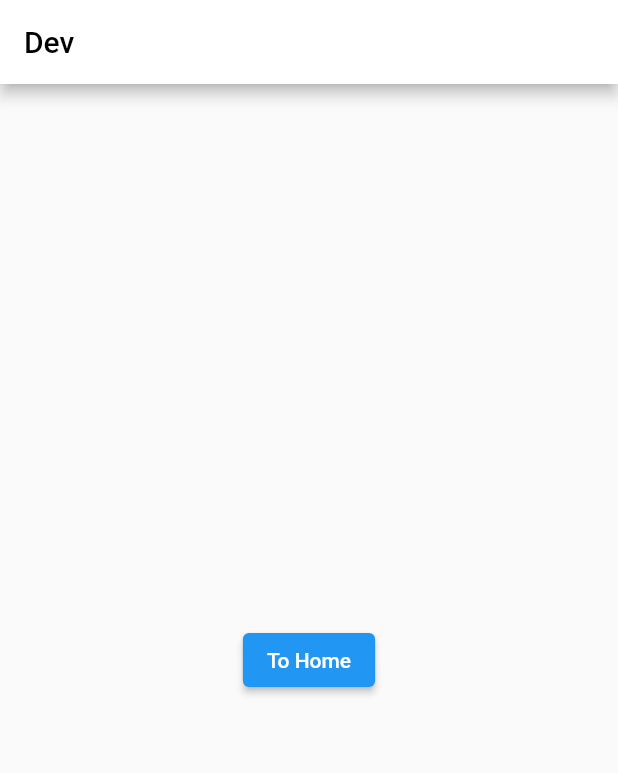
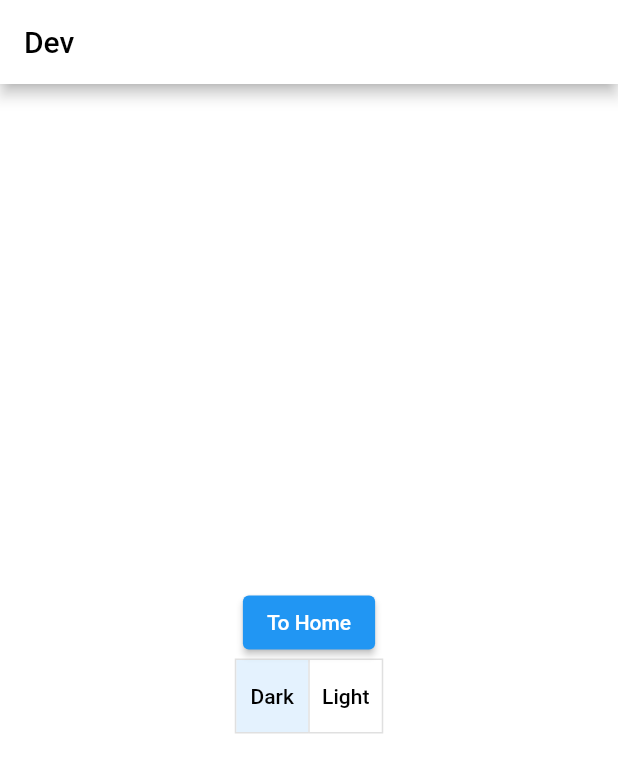
Before and after one commit to DeepaGurunathan-MSIL/flavors_task, a Flutter app: the screen it shows after launch, on a phone screen of 412 x 824 dp. Shown: the top 773 px of the screen. Run offline on Flutter 3.47's test engine with Material 2 defaults, Android fonts, the phone set to English and light mode, and no system bars; our stand-ins replace flutter_bloc.

Commit message:
Theme support completed

```diff
--- a/lib/bloc/contacts/events.dart
+++ b/lib/bloc/contacts/events.dart
@@ -1,5 +1,19 @@
+
+import '../../widgets/app_themes.dart';
 
 class ContactsEvents {}
 class FetchContactsEvents extends ContactsEvents{
   FetchContactsEvents();
 }
+
+// Themes
+class ThemeEvent {
+}
+
+class SetDarkTheme extends ThemeEvent{
+  SetDarkTheme();
+}
+
+class SetLightTheme extends ThemeEvent{
+  SetLightTheme();
+}
--- a/lib/bloc/contacts/states.dart
+++ b/lib/bloc/contacts/states.dart
@@ -1,4 +1,3 @@
-
 
 import '../../model/contacts_data.dart';
 
--- /dev/null
+++ b/lib/bloc/themes/states.dart
@@ -0,0 +1,13 @@
+
+
+import 'package:flutter/material.dart';
+
+abstract class ThemeState {
+}
+
+class ThemeInitState extends ThemeState {}
+
+class ThemeDoneState extends ThemeState{
+  final ThemeData? themeData;
+  ThemeDoneState(this.themeData);
+}
--- /dev/null
+++ b/lib/bloc/themes/theme_bloc.dart
@@ -0,0 +1,30 @@
+
+import 'package:flavors_task/bloc/contacts/events.dart';
+import 'package:flavors_task/bloc/themes/states.dart';
+import 'package:flutter/material.dart';
+import 'package:flutter_bloc/flutter_bloc.dart';
+
+import '../../widgets/app_themes.dart';
+
+class ThemeBloc extends Bloc<ThemeEvent,ThemeState>
+{
+  ThemeBloc() : super(ThemeInitState())
+  {
+    on<ThemeEvent>((event, emit) async {
+      if(event is SetDarkTheme) {
+        await _setDarkThemeData(emit);
+      }else if(event is SetLightTheme) {
+        _setWhiteThemeData(emit);
+      }
+    });
+  }
+
+  Future<void> _setDarkThemeData(Emitter emit) async {
+      emit(ThemeDoneState(AppThemes.appThemeData[AppTheme.darkTheme]));
+  }
+
+  Future<void> _setWhiteThemeData(Emitter emit) async {
+    emit(ThemeDoneState(AppThemes.appThemeData[AppTheme.lightTheme]));
+  }
+
+}
--- a/lib/constants/constants.dart
+++ b/lib/constants/constants.dart
@@ -9,6 +9,11 @@ class Constants {
   static const String dev = 'Dev';
   static const String prod = 'Prod';
   static const String goBack = 'Go Back';
-  static const String tabName = 'Contacts';
+  static const String tabName = 'Group';
   static const String imageUrl = 'https://upload.wikimedia.org/wikipedia/commons/thumb/9/93/Google_Contacts_icon.svg/1280px-Google_Contacts_icon.svg.png';
+  static const String changeTheme = 'Change Theme';
+  static const String currentTheme = 'theme';
+  static const String dark = 'Dark';
+  static const String light = 'Light';
+  static const String contactsList = 'Contacts List';
 }
--- a/lib/main_dev.dart
+++ b/lib/main_dev.dart
@@ -1,9 +1,11 @@
+import 'package:flavors_task/bloc/themes/states.dart';
 import 'package:flavors_task/constants/constants.dart';
 import 'package:flavors_task/screens/watchlist.dart';
 import 'package:flutter/material.dart';
 import 'package:flutter_bloc/flutter_bloc.dart';
-
 import 'bloc/contacts/contacts_bloc.dart';
+import 'bloc/contacts/events.dart';
+import 'bloc/themes/theme_bloc.dart';
 import 'screens/home_screen.dart';
 import 'model/arguments.dart';
 
@@ -15,21 +17,34 @@ class MyAppDev extends StatelessWidget {
 
   @override
   Widget build(BuildContext context) {
+
+    return BlocProvider<ThemeBloc>(
+      create: (BuildContext context) => ThemeBloc(),
+      child: BlocBuilder<ThemeBloc,ThemeState>(
+        builder: (BuildContext context, ThemeState themeState){
+          if(themeState is ThemeDoneState) {
             return MaterialApp(
               debugShowCheckedModeBanner: false,
               title: 'Named Route Navigation',
-      theme: ThemeData(
-        primarySwatch: Colors.blue,
-      ),
+              theme: themeState.themeData,
               initialRoute: '/',
               routes: {
                 '/': (context) => const Dev(),
                 '/Home': (context) => const HomeScreen(),
-        '/Watchlist' : (context) => BlocProvider<ContactsBloc>(
-          create:(BuildContext context) =>  ContactsBloc(),
+                '/Watchlist': (context) =>
+                    BlocProvider<ContactsBloc>(
+                      create: (BuildContext context) => ContactsBloc(),
                       child: const Watchlist(),
                     ),
               },
+            );
+          }
+          else{
+            BlocProvider.of<ThemeBloc>(context).add(SetLightTheme());
+          }
+          return Container();
+        },
+      ),
     );
   }
 }
@@ -37,21 +52,49 @@ class MyAppDev extends StatelessWidget {
 class Dev extends StatelessWidget {
   const Dev({Key? key}) : super(key: key);
 
-
   @override
   Widget build(BuildContext context)
   {
+    ThemeBloc themeBloc;
+    themeBloc = BlocProvider.of<ThemeBloc>(context);
     return Scaffold(
         appBar: AppBar(
-          backgroundColor: Colors.white,
+          backgroundColor: Theme.of(context).primaryColor,
           title: const Text(Constants.dev,style: TextStyle(
               color: Colors.black,
           ),),
         ),
         body:  Center(
-         child: ElevatedButton(onPressed:() {
+         child: Column(
+           mainAxisAlignment: MainAxisAlignment.center,
+           children: [
+             ElevatedButton(onPressed:() {
                Navigator.pushNamed(context, '/Home',arguments: Arguments(Constants.fromHome));
               }, child: const Text(Constants.toHome)),
+            ToggleButtons(children:  <Widget>[
+            Padding(
+            padding: EdgeInsets.all(8.0),
+              child: Text(
+              Constants.dark,
+                style: Theme.of(context).textTheme.bodyText1,
+                ),
+              ),
+            Padding(
+            padding: EdgeInsets.all(8.0),
+            child: Text(
+           Constants.light,
+            style: Theme.of(context).textTheme.bodyText1,
+            ),
+            ),
+          ],onPressed:  (int index) {
+              if(index == 0){
+                BlocProvider.of<ThemeBloc>(context).add(SetDarkTheme());
+              } else if (index == 1){
+                BlocProvider.of<ThemeBloc>(context).add(SetLightTheme());
+              }
+            }, isSelected: [true,false],)
+           ],
+         ),
        ));
   }
 }
--- a/lib/screens/home_screen.dart
+++ b/lib/screens/home_screen.dart
@@ -18,7 +18,7 @@ class HomeScreen extends StatelessWidget {
 
       appBar: AppBar(
        automaticallyImplyLeading: false,
-        backgroundColor: Colors.white,
+        backgroundColor: Theme.of(context).primaryColor,
         title: const Text(Constants.home,style: TextStyle(
           color: Colors.black,
         ),),
--- a/lib/screens/watchlist.dart
+++ b/lib/screens/watchlist.dart
@@ -54,6 +54,8 @@ class WatchlistState extends State<Watchlist> {
         length: 5,
         child:Scaffold(
           appBar: AppBar(
+            title: Text(Constants.contactsList,
+              style: TextStyle(color : Theme.of(context).scaffoldBackgroundColor)),
             bottom:TabBar(
               isScrollable: true,
               tabs: List.generate(5, (index) {
--- /dev/null
+++ b/lib/widgets/app_themes.dart
@@ -0,0 +1,38 @@
+
+import 'package:flutter/material.dart';
+
+class AppThemes {
+  static final appThemeData = {
+    AppTheme.lightTheme: ThemeData(
+      scaffoldBackgroundColor: Colors.white,
+      primarySwatch: Colors.blue,
+      primaryColor: Colors.white,
+      backgroundColor: Colors.white,
+      cardColor: Colors.white,
+      textTheme:  const TextTheme(
+        bodyText1: TextStyle(
+          color: Colors.black,
+        ),
+      ),
+    ),
+    AppTheme.darkTheme: ThemeData(
+      scaffoldBackgroundColor: Colors.black,
+      primarySwatch: Colors.blueGrey,
+      primaryColor: Colors.grey,
+      cardColor: Colors.grey,
+      buttonTheme: const ButtonThemeData(
+        buttonColor: Colors.grey
+      ) ,
+      backgroundColor: Colors.black,
+      textTheme:  const TextTheme(
+        bodyText1: TextStyle(
+          color: Colors.blueGrey,
+        ),
+      ),
+    )
+  };
+}
+enum AppTheme {
+  lightTheme,
+  darkTheme,
+}
--- a/lib/widgets/contact_list.dart
+++ b/lib/widgets/contact_list.dart
@@ -19,6 +19,7 @@ class ContactList extends StatelessWidget {
           itemBuilder: (context, index) {
             ContactsData con = contactsList[index];
             return Card(
+              color: Theme.of(context).cardColor,
               shape: RoundedRectangleBorder(
                 borderRadius: BorderRadius.circular(15.0),
               ),
```
Also changed, not shown: lib/main_prod.dart (+52 -9 lines). Lines whose indentation alone changed are shown as unchanged.
